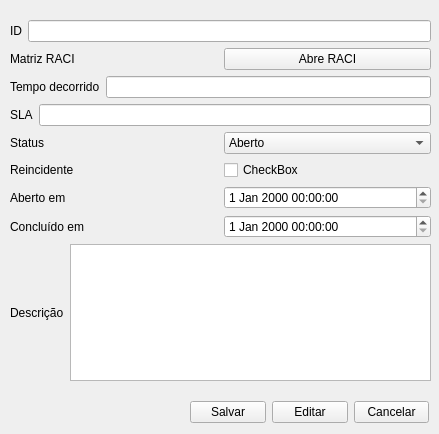
Qt form cadastrochamado.ui (brunosr1985/TCC_NayBru) before a commit.
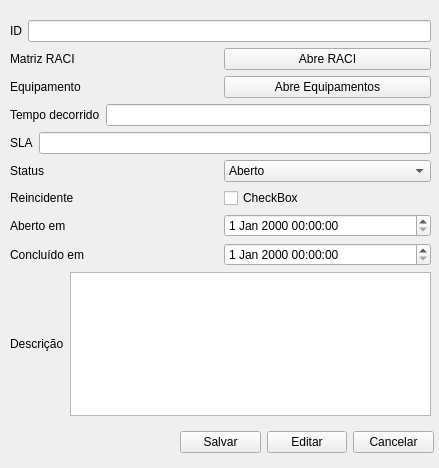
The same form after that commit.

```diff
--- a/cadastrochamado.ui
+++ b/cadastrochamado.ui
@@ -7,7 +7,7 @@
     <x>0</x>
     <y>0</y>
     <width>439</width>
-    <height>434</height>
+    <height>468</height>
    </rect>
   </property>
   <property name="windowTitle">
@@ -16,9 +16,9 @@
   <widget class="QWidget" name="layoutWidget">
    <property name="geometry">
     <rect>
-     <x>190</x>
-     <y>400</y>
-     <width>239</width>
+     <x>180</x>
+     <y>430</y>
+     <width>254</width>
      <height>25</height>
     </rect>
    </property>
@@ -52,7 +52,7 @@
      <x>10</x>
      <y>20</y>
      <width>421</width>
-     <height>361</height>
+     <height>396</height>
     </rect>
    </property>
    <layout class="QVBoxLayout" name="verticalLayout">
@@ -88,6 +88,24 @@
       </item>
      </layout>
     </item>
+    <item>
+     <layout class="QHBoxLayout" name="horizontalLayout_12">
+      <item>
+       <widget class="QLabel" name="label_10">
+        <property name="text">
+         <string>Equipamento</string>
+        </property>
+       </widget>
+      </item>
+      <item>
+       <widget class="QPushButton" name="abreDisp">
+        <property name="text">
+         <string>Abre Equipamentos</string>
+        </property>
+       </widget>
+      </item>
+     </layout>
+    </item>
     <item>
      <layout class="QHBoxLayout" name="horizontalLayout_4">
       <item>
```
